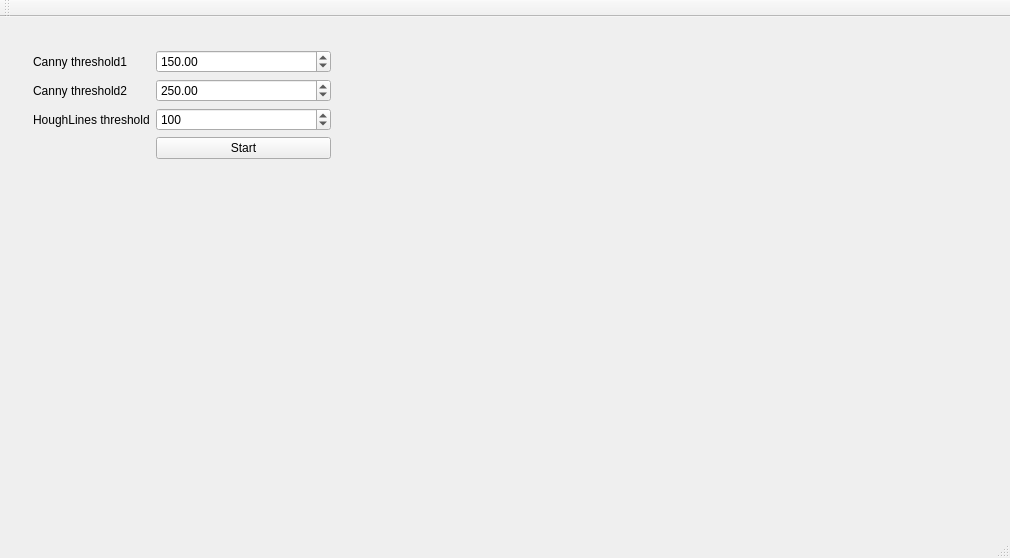
Before: the Qt Designer form mainwindow.ui in lcasassa/kinect_example, drawn with Qt 5.
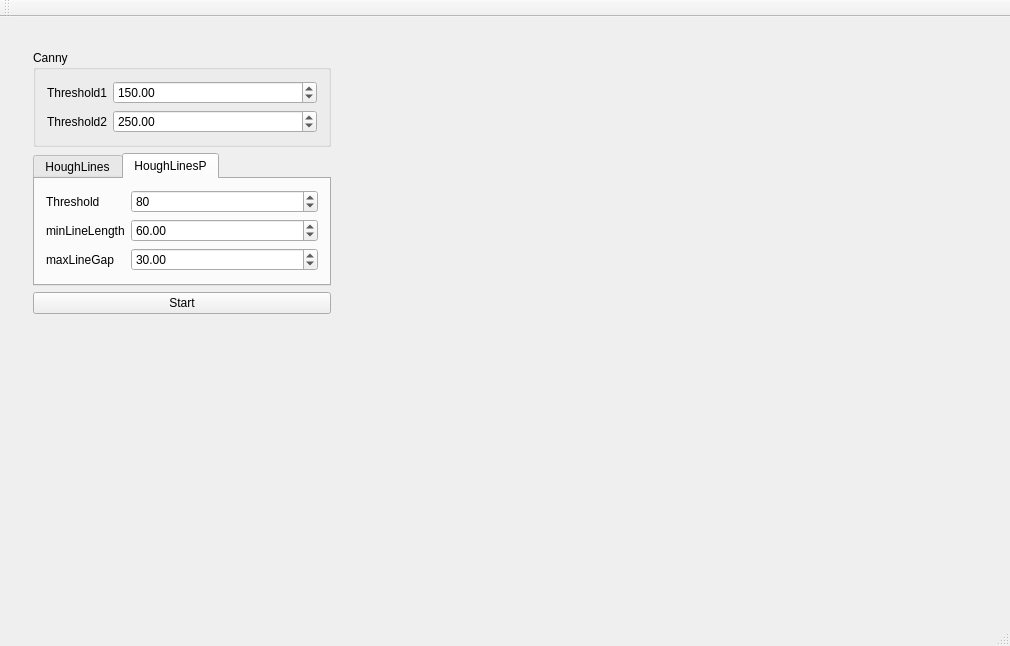
After: the same form once the commit is applied. The open tabs and pages were chosen to show the change. Custom widgets are drawn as their Qt base class.

Commit message: Uno elige entre HoughLines o HoughLinesP con sus parámetros.

Diff of the .ui file:
```diff
--- a/mainwindow.ui
+++ b/mainwindow.ui
@@ -7,7 +7,7 @@
     <x>0</x>
     <y>0</y>
     <width>1002</width>
-    <height>558</height>
+    <height>646</height>
    </rect>
   </property>
   <property name="windowTitle">
@@ -20,23 +20,42 @@
       <layout class="QVBoxLayout" name="verticalLayout">
        <item>
         <widget class="QWidget" name="widget_2" native="true">
-         <layout class="QFormLayout" name="formLayout">
+         <layout class="QVBoxLayout" name="verticalLayout_2">
+          <item>
+           <widget class="QGroupBox" name="groupBox">
+            <property name="title">
+             <string>Canny</string>
+            </property>
+            <layout class="QFormLayout" name="formLayout_2">
           <item row="0" column="0">
            <widget class="QLabel" name="label">
             <property name="text">
-             <string>Canny threshold1</string>
+                <string>Threshold1</string>
             </property>
            </widget>
           </item>
-          <item row="2" column="0">
+             <item row="0" column="1">
+              <widget class="QDoubleSpinBox" name="doubleSpinBox_canny_threshold1">
+               <property name="maximum">
+                <double>1000.000000000000000</double>
+               </property>
+               <property name="singleStep">
+                <double>20.000000000000000</double>
+               </property>
+               <property name="value">
+                <double>150.000000000000000</double>
+               </property>
+              </widget>
+             </item>
+             <item row="1" column="0">
            <widget class="QLabel" name="label_2">
             <property name="text">
-             <string>Canny threshold2</string>
+                <string>Threshold2</string>
             </property>
            </widget>
           </item>
-          <item row="2" column="1">
-           <widget class="QDoubleSpinBox" name="doubleSpinBox_threshold2">
+             <item row="1" column="1">
+              <widget class="QDoubleSpinBox" name="doubleSpinBox_canny_threshold2">
             <property name="maximum">
              <double>1000.000000000000000</double>
             </property>
@@ -48,27 +67,121 @@
             </property>
            </widget>
           </item>
+            </layout>
+           </widget>
+          </item>
+          <item>
+           <widget class="QTabWidget" name="tabWidget">
+            <property name="currentIndex">
+             <number>0</number>
+            </property>
+            <widget class="QWidget" name="tab">
+             <attribute name="title">
+              <string>HoughLines</string>
+             </attribute>
+             <layout class="QFormLayout" name="formLayout_3">
+              <item row="0" column="0">
+               <widget class="QLabel" name="label_3">
+                <property name="text">
+                 <string>Threshold</string>
+                </property>
+               </widget>
+              </item>
           <item row="0" column="1">
-           <widget class="QDoubleSpinBox" name="doubleSpinBox_threshold1">
+               <widget class="QSpinBox" name="spinBox_hl_threshold">
+                <property name="minimum">
+                 <number>1</number>
+                </property>
             <property name="maximum">
+                 <number>1000</number>
+                </property>
+                <property name="singleStep">
+                 <number>10</number>
+                </property>
+                <property name="value">
+                 <number>100</number>
+                </property>
+               </widget>
+              </item>
+             </layout>
+            </widget>
+            <widget class="QWidget" name="tab_2">
+             <attribute name="title">
+              <string>HoughLinesP</string>
+             </attribute>
+             <layout class="QFormLayout" name="formLayout">
+              <item row="0" column="0">
+               <widget class="QLabel" name="label_4">
+                <property name="text">
+                 <string>Threshold</string>
+                </property>
+               </widget>
+              </item>
+              <item row="0" column="1">
+               <widget class="QSpinBox" name="spinBox_hlp_threshold">
+                <property name="maximum">
+                 <number>1000</number>
+                </property>
+                <property name="singleStep">
+                 <number>20</number>
+                </property>
+                <property name="value">
+                 <number>80</number>
+                </property>
+               </widget>
+              </item>
+              <item row="1" column="1">
+               <widget class="QDoubleSpinBox" name="doubleSpinBox_hlp_minLineLength">
+                <property name="maximum">
              <double>1000.000000000000000</double>
             </property>
             <property name="singleStep">
              <double>20.000000000000000</double>
             </property>
             <property name="value">
-             <double>150.000000000000000</double>
+                 <double>60.000000000000000</double>
             </property>
            </widget>
           </item>
-          <item row="4" column="1">
+              <item row="2" column="1">
+               <widget class="QDoubleSpinBox" name="doubleSpinBox_hlp_maxLineGap">
+                <property name="maximum">
+                 <double>1000.000000000000000</double>
+                </property>
+                <property name="singleStep">
+                 <double>20.000000000000000</double>
+                </property>
+                <property name="value">
+                 <double>30.000000000000000</double>
+                </property>
+               </widget>
+              </item>
+              <item row="1" column="0">
+               <widget class="QLabel" name="label_5">
+                <property name="text">
+                 <string>minLineLength</string>
+                </property>
+               </widget>
+              </item>
+              <item row="2" column="0">
+               <widget class="QLabel" name="label_6">
+                <property name="text">
+                 <string>maxLineGap</string>
+                </property>
+               </widget>
+              </item>
+             </layout>
+            </widget>
+           </widget>
+          </item>
+          <item>
            <widget class="QPushButton" name="pushButton">
             <property name="text">
              <string>Start</string>
             </property>
            </widget>
           </item>
-          <item row="5" column="1">
+          <item>
            <spacer name="verticalSpacer">
             <property name="orientation">
              <enum>Qt::Vertical</enum>
@@ -81,29 +194,6 @@
             </property>
            </spacer>
           </item>
-          <item row="3" column="1">
-           <widget class="QSpinBox" name="spinBox_hl">
-            <property name="minimum">
-             <number>1</number>
-            </property>
-            <property name="maximum">
-             <number>1000</number>
-            </property>
-            <property name="singleStep">
-             <number>10</number>
-            </property>
-            <property name="value">
-             <number>100</number>
-            </property>
-           </widget>
-          </item>
-          <item row="3" column="0">
-           <widget class="QLabel" name="label_3">
-            <property name="text">
-             <string>HoughLines threshold</string>
-            </property>
-           </widget>
-          </item>
          </layout>
         </widget>
        </item>
```
Lines whose indentation alone changed are shown as unchanged. The commit also changes 8 other files.
